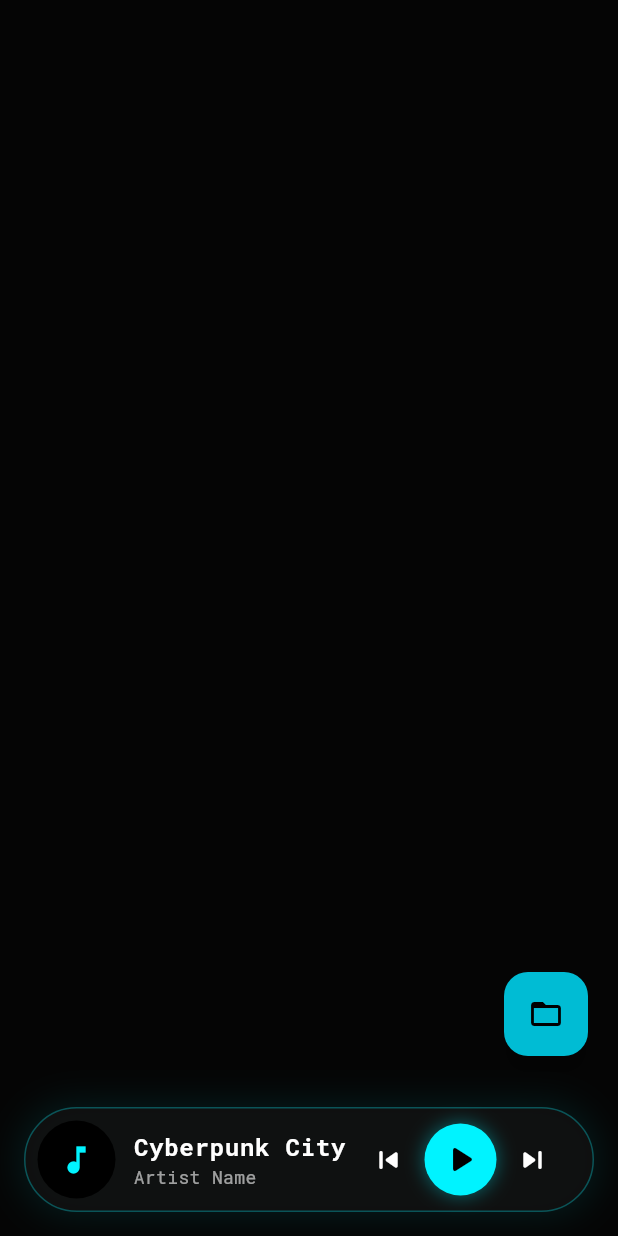
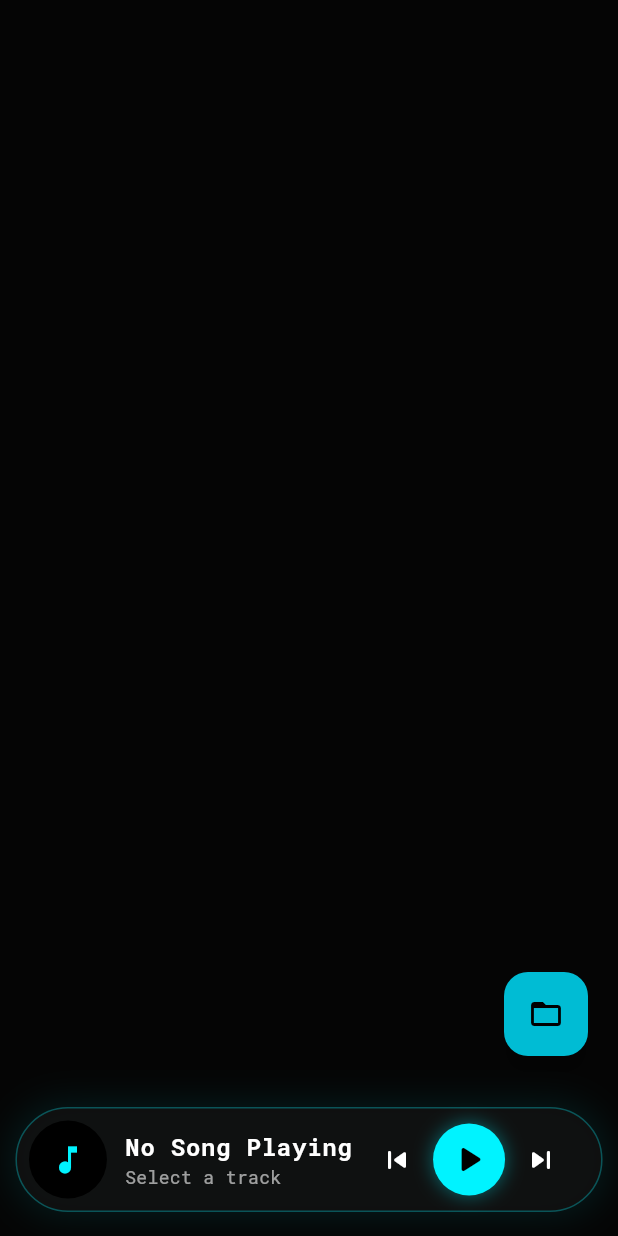
Before and after one commit to ordresot/MusicPlayer, a Flutter app: the screen it shows after launch, after a tap on the "folder open" icon, on a phone screen of 412 x 824 dp. Run offline on Flutter 3.47's test engine with Material 3 defaults, Android fonts, the phone set to English and light mode, and no system bars; drawn by our look-alikes of flutter_animate; our stand-ins replace audio_service, google_fonts, hive_flutter, just_audio, permission_handler, rxdart; missing offline and left inert: audio_metadata_reader, audio_session, flutter_overlay_window, window_manager; accounts and stored records are empty.

Commit message:
feat: improve metadata extraction, background playback, and UI responsiveness.
This commit introduces several enhancements to the audio handling, metadata processing, and user interface.

- **Background Audio:**
  - Configures the Android notification to persist when paused (`androidStopForegroundOnPause: false`) and allows resuming playback directly from the notification (`androidResumeOnClick: true`).
  - Wraps all `just_audio` player calls (`play`, `pause`, `seek`, etc.) in `try-catch` blocks to prevent crashes from player state errors.
  - Fixes a bug where the reported track duration was sometimes incorrect by updating the `MediaItem` with the actual duration from the player.

- **Metadata Processing:**
  - Moves metadata extraction into a background isolate using `compute`, preventing the UI from freezing during library scans.
  - Implements a fallback mechanism to parse artist and title from the filename (e.g., "Artist - Title.mp3") if ID3 tags are missing.
  - Adds logic to clean file extensions from titles.
  - Optimizes queue updates by only syncing with the `AudioService` when the library changes, preventing unnecessary service restarts.

- **UI and State Management:**
  - Implements communication from the `PlayerProvider` to the Android overlay window to update the track title and playback state.
  - Makes the player screen scrollable to prevent overflow on smaller device screens.
  - Connects the `DynamicIslandPlayer` to the `PlayerProvider` to display the currently playing track's title and artist.
  - Adds a `SafeArea` to the home screen to avoid UI elements overlapping with system bars.

```diff
--- a/lib/providers/player_provider.dart
+++ b/lib/providers/player_provider.dart
@@ -1,7 +1,7 @@
 import 'dart:io';
-import 'package:flutter/material.dart';
+import 'package:flutter/foundation.dart'; // For compute
 import 'package:audio_service/audio_service.dart';
-import 'package:flutter_overlay_window/flutter_overlay_window.dart'; // Added for overlay
+import 'package:flutter_overlay_window/flutter_overlay_window.dart';
 import 'package:audio_metadata_reader/audio_metadata_reader.dart';
 import '../services/audio_handler.dart';
 import '../services/db_service.dart';
@@ -15,6 +15,7 @@ class PlayerProvider extends ChangeNotifier {
 
   List<TrackModel> _library = [];
   bool _isLoading = false;
+  bool _isQueueSynced = false; // Prevents unnecessary queue reloads
 
   // Getters
   List<TrackModel> get library => _library;
@@ -33,10 +34,35 @@ class PlayerProvider extends ChangeNotifier {
     // Listen to audio handler changes
     _audioHandler.playbackState.listen((state) {
       notifyListeners();
+      _updateOverlayState(isPlaying: state.playing);
     });
+
     _audioHandler.mediaItem.listen((item) {
       notifyListeners();
+      if (item != null) {
+        _updateOverlayTitle(item.title);
+      }
     });
+  }
+
+  Future<void> _updateOverlayTitle(String title) async {
+    if (Platform.isAndroid) {
+       try {
+         await FlutterOverlayWindow.shareData({"title": title});
+       } catch (e) {
+         // debugPrint("Overlay Check: $e");
+       }
+    }
+  }
+
+  Future<void> _updateOverlayState({required bool isPlaying}) async {
+    if (Platform.isAndroid) {
+       try {
+         await FlutterOverlayWindow.shareData({"isPlaying": isPlaying});
+       } catch (e) {
+         // debugPrint("Overlay Check: $e");
+       }
+    }
   }
 
   Future<void> _loadLibrary() async {
@@ -49,10 +75,6 @@ class PlayerProvider extends ChangeNotifier {
     notifyListeners();
 
     try {
-      // 1. Scan
-      // For Windows: rootPath is passed. For Android: we trigger permission scan.
-      // We'll normalize this.
-      // 1. Scan
       List<String> paths = [];
       String scanPath = rootPath;
 
@@ -67,45 +89,17 @@ class PlayerProvider extends ChangeNotifier {
          paths = await _scanner.scanDirectory(scanPath);
       }
 
-      // 2. Clear old DB (optional, or just append)
+      // Metadata Extraction (Background Isolate)
+      final newTracks = await compute(_scanAndExtractMetadata, paths);
+
+      // Save to DB
       await _dbService.clearLibrary();
-
-      // 3. Convert to Models
-      List<TrackModel> newTracks = [];
-
-      for (var p in paths) {
-        final name = p.split(RegExp(r'[/\\]')).last;
-        String title = name;
-        String artist = "Unknown Artist";
-        String album = "Unknown Album";
-
-        // Basic file metadata
-        try {
-          final metadata = await readMetadata(File(p), getImage: false); // Top-level function
-          title = metadata.title ?? name;
-          if (title.trim().isEmpty) title = name;
-
-          artist = metadata.artist ?? "Unknown Artist";
-          album = metadata.album ?? "Unknown Album";
-        } catch (e) {
-          // Metadata extraction failed, stick to defaults
-        }
-
-        newTracks.add(TrackModel()
-          ..path = p
-          ..title = title
-          ..artist = artist
-          ..album = album
-          ..duration = 0
-        );
-      }
-
-      // 4. Save
       await _dbService.saveTracks(newTracks);
       _library = newTracks;
+      _isQueueSynced = false; // Reset sync flag on new scan
 
     } catch (e) {
-      print("Scan failed: $e");
+      // debugPrint("Scan failed: $e");
     } finally {
       _isLoading = false;
       notifyListeners();
@@ -116,16 +110,22 @@ class PlayerProvider extends ChangeNotifier {
     final index = _library.indexOf(track);
     if (index == -1) return;
 
-    // Convert library to MediaItems
+    // Only update queue if library changed or not synced
+    // This prevents background service kill/restart on track change
+    if (!_isQueueSynced) {
       final queue = _library.map((t) => MediaItem(
         id: t.path,
         album: t.album,
         title: t.title,
         artist: t.artist,
-      artUri: null, // TODO: Load artwork
+        duration: t.duration != null ? Duration(milliseconds: t.duration!.toInt()) : null,
+        artUri: Uri.file(t.path),
       )).toList();
 
       await _audioHandler.updateQueue(queue);
+      _isQueueSynced = true;
+    }
+
     await _audioHandler.skipToQueueItem(index);
     await _audioHandler.play();
 
@@ -136,9 +136,7 @@ class PlayerProvider extends ChangeNotifier {
             "title": track.title,
             "isPlaying": true
          });
-       } catch (e) {
-         print("Overlay error: $e");
-       }
+       } catch (_) { }
     }
   }
 
@@ -150,3 +148,61 @@ class PlayerProvider extends ChangeNotifier {
     }
   }
 }
+
+// Top-level function for Isolate
+List<TrackModel> _scanAndExtractMetadata(List<String> paths) {
+  List<TrackModel> tracks = [];
+
+  for (var p in paths) {
+    try {
+      final name = p.split(RegExp(r'[/\\]')).last;
+      String title = name;
+      String artist = "Unknown Artist";
+      String album = "Unknown Album";
+      double duration = 0.0;
+
+      // 1. Try ID3 Tags
+      try {
+         final metadata = readMetadata(File(p), getImage: false);
+         title = metadata.title ?? name;
+         if (title.trim().isEmpty) title = name;
+         artist = metadata.artist ?? "Unknown Artist";
+         album = metadata.album ?? "Unknown Album";
+         duration = metadata.duration?.inMilliseconds.toDouble() ?? 0.0;
+      } catch (_) { }
+
+      // 2. Fallback: Parse filename (Artist - Title.mp3)
+      if ((artist == "Unknown Artist" || artist.isEmpty) && name.contains("-")) {
+         final parts = name.split(RegExp(r'\s*-\s*'));
+         if (parts.length >= 2) {
+           artist = parts[0].trim();
+           // Only update title if it's still the filename
+           if (title == name) {
+             String tempTitle = parts.sublist(1).join(" - ").trim();
+             // Remove extension
+             final lastDot = tempTitle.lastIndexOf('.');
+             if (lastDot != -1) {
+               tempTitle = tempTitle.substring(0, lastDot);
+             }
+             title = tempTitle;
+           }
+         }
+      }
+
+      // Clean extension from title if still present
+      if (title.toLowerCase().endsWith(".mp3") || title.toLowerCase().endsWith(".flac")) {
+         final lastDot = title.lastIndexOf('.');
+         if (lastDot != -1) title = title.substring(0, lastDot);
+      }
+
+      tracks.add(TrackModel()
+        ..path = p
+        ..title = title
+        ..artist = artist
+        ..album = album
+        ..duration = duration
+      );
+    } catch (_) { }
+  }
+  return tracks;
+}
--- a/lib/screens/home_screen.dart
+++ b/lib/screens/home_screen.dart
@@ -78,7 +78,8 @@ class _HomeScreenState extends State<HomeScreen> with WidgetsBindingObserver {
   @override
   Widget build(BuildContext context) {
     return Scaffold(
-      body: Stack(
+      body: SafeArea(
+        child: Stack(
           children: [
             Column(
               children: [
@@ -122,7 +123,7 @@ class _HomeScreenState extends State<HomeScreen> with WidgetsBindingObserver {
               ],
             ),
 
-          // Scan Button (Temporary placement)
+            // Scan Button
             Positioned(
               right: 20,
               bottom: 120,
@@ -139,6 +140,7 @@ class _HomeScreenState extends State<HomeScreen> with WidgetsBindingObserver {
             const DynamicIslandPlayer(),
           ],
         ),
+      ),
     );
   }
 }
--- a/lib/services/audio_handler.dart
+++ b/lib/services/audio_handler.dart
@@ -8,11 +8,13 @@ late AudioHandler audioHandler;
 Future<void> initAudioService() async {
   audioHandler = await AudioService.init(
     builder: () => CyberAudioHandler(),
-    config: const AudioServiceConfig(
+    config: AudioServiceConfig(
       androidNotificationChannelId: 'com.example.cyber_music_player.channel.audio',
       androidNotificationChannelName: 'Cyber Music Playback',
       androidNotificationOngoing: true,
       androidNotificationIcon: 'ic_launcher',
+      androidStopForegroundOnPause: false,
+      androidResumeOnClick: true,
     ),
   );
 }
@@ -50,11 +52,17 @@ class CyberAudioHandler extends BaseAudioHandler with QueueHandler, SeekHandler
 
     // Broadcast current media item
     _player.sequenceStateStream.listen((sequenceState) {
-      if (sequenceState == null) return;
+      // warning: The operand can't be 'null' -> properly accessed
       final currentItem = sequenceState.currentSource;
       // Map tag to MediaItem (we will store MediaItem in tag)
-      if (currentItem?.tag is MediaItem) { // use ?. just in case, or unsafe
-        mediaItem.add(currentItem!.tag as MediaItem);
+      if (currentItem?.tag is MediaItem) {
+        final tagItem = currentItem!.tag as MediaItem;
+        final realDuration = _player.duration;
+        if (realDuration != null && realDuration != Duration.zero) {
+          mediaItem.add(tagItem.copyWith(duration: realDuration));
+        } else {
+          mediaItem.add(tagItem);
+        }
       }
     });
   }
@@ -89,32 +97,46 @@ class CyberAudioHandler extends BaseAudioHandler with QueueHandler, SeekHandler
   }
 
   @override
-  Future<void> play() => _player.play();
+  Future<void> play() async {
+    try { await _player.play(); } catch (_) { }
+  }
 
   @override
-  Future<void> pause() => _player.pause();
+  Future<void> pause() async {
+    try { await _player.pause(); } catch (_) { }
+  }
 
   @override
-  Future<void> seek(Duration position) => _player.seek(position);
+  Future<void> seek(Duration position) async {
+    try { await _player.seek(position); } catch (_) { }
+  }
 
   @override
-  Future<void> stop() => _player.stop();
+  Future<void> stop() async {
+    try { await _player.stop(); } catch (_) { }
+  }
 
   @override
-  Future<void> skipToNext() => _player.seekToNext();
+  Future<void> skipToNext() async {
+    try { await _player.seekToNext(); } catch (_) { }
+  }
 
   @override
-  Future<void> skipToPrevious() => _player.seekToPrevious();
+  Future<void> skipToPrevious() async {
+    try { await _player.seekToPrevious(); } catch (_) { }
+  }
 
   @override
   Future<void> skipToQueueItem(int index) async {
-    await _player.seek(null, index: index);
+    try { await _player.seek(null, index: index); } catch (_) { }
   }
 
   // Load a playlist
-  Future<void> updateQueue(List<MediaItem> newQueue, {int index = 0}) async {
+  @override
+  Future<void> updateQueue(List<MediaItem> queue) async {
+    try {
       // Convert MediaItems to AudioSources
-    final audioSources = newQueue.map((item) {
+      final audioSources = queue.map((item) {
         return AudioSource.uri(
           Uri.parse(item.id),
           tag: item, // Store MediaItem in tag for easy retrieval
@@ -122,15 +144,15 @@ class CyberAudioHandler extends BaseAudioHandler with QueueHandler, SeekHandler
       }).toList();
 
       // Define shuffle order (simple sequential for now)
-    // Use setAudioSource with a list if available, or ignore deprecation for now as API might be version specific
+      await _player.setAudioSource(
         // ignore: deprecated_member_use
-    await _player.setAudioSource(
         ConcatenatingAudioSource(children: audioSources),
-      initialIndex: index,
+        initialIndex: 0,
       );
 
       // Update queue in audio_service
-    queue.add(newQueue);
-    mediaItem.add(newQueue[index]);
+      this.queue.add(queue);
+      mediaItem.add(queue[0]);
+    } catch (_) { }
   }
 }
--- a/lib/theme/cyber_theme.dart
+++ b/lib/theme/cyber_theme.dart
@@ -18,7 +18,6 @@ class CyberTheme {
         primary: primary,
         secondary: secondary,
         surface: surface,
-        background: background,
         error: error,
         onPrimary: Colors.black,
         onSecondary: Colors.black,
--- a/lib/widgets/dynamic_island.dart
+++ b/lib/widgets/dynamic_island.dart
@@ -9,18 +9,20 @@ class DynamicIslandPlayer extends StatelessWidget {
   const DynamicIslandPlayer({super.key});
 
   @override
+  @override
   Widget build(BuildContext context) {
     return Consumer<PlayerProvider>(
       builder: (context, provider, child) {
-        // Only show if media is loaded or playing
-        // For demo, we show it always if "isPlaying" is mocked or true
-        // In real app, check provider.currentTrack != null
+
+        return LayoutBuilder(
+          builder: (context, constraints) {
+            // Safe width calculation
+            final width = constraints.maxWidth > 600 ? 500.0 : constraints.maxWidth * 0.95;
 
             return Align(
-          alignment: Alignment.bottomCenter, // Spotify style is bottom, "Dynamic Island" usually top. User said "like spotify" AND "dynamic island".
-          // Compromise: Floating Pill at bottom center (Spotify-like usage, island-like shape).
+              alignment: Alignment.bottomCenter,
               child: Padding(
-            padding: const EdgeInsets.all(16.0),
+                padding: const EdgeInsets.only(bottom: 16.0),
                 child: GestureDetector(
                   onTap: () {
                     Navigator.of(context).push(
@@ -38,10 +40,10 @@ class DynamicIslandPlayer extends StatelessWidget {
                   },
                   child: Container(
                     height: 70,
-                width: MediaQuery.of(context).size.width > 600 ? 500 : double.infinity,
+                    width: width,
                     decoration: BoxDecoration(
                       color: CyberTheme.surface.withValues(alpha: 0.9),
-                borderRadius: BorderRadius.circular(35), // Pill shape
+                      borderRadius: BorderRadius.circular(35),
                       border: Border.all(color: CyberTheme.primary.withValues(alpha: 0.3)),
                       boxShadow: [
                         BoxShadow(
@@ -53,7 +55,7 @@ class DynamicIslandPlayer extends StatelessWidget {
                     ),
                     child: Row(
                       children: [
-                  // Album Art / Visualizer
+                        // Album Art
                         Padding(
                           padding: const EdgeInsets.only(left: 8.0),
                           child: CircleAvatar(
@@ -68,12 +70,18 @@ class DynamicIslandPlayer extends StatelessWidget {
 
                         // Track Info
                         Expanded(
-                    child: Column(
+                          child: Builder(
+                            builder: (context) {
+                              final track = provider.currentTrack;
+                              final title = track?.title ?? "No Song Playing";
+                              final artist = track?.artist ?? "Select a track";
+
+                              return Column(
                                 mainAxisAlignment: MainAxisAlignment.center,
                                 crossAxisAlignment: CrossAxisAlignment.start,
                                 children: [
                                   Text(
-                          "Cyberpunk City", // Placeholder
+                                    title,
                                     style: Theme.of(context).textTheme.bodyLarge?.copyWith(
                                       color: Colors.white,
                                       fontWeight: FontWeight.bold,
@@ -82,7 +90,7 @@ class DynamicIslandPlayer extends StatelessWidget {
                                     overflow: TextOverflow.ellipsis,
                                   ),
                                   Text(
-                          "Artist Name", // Placeholder
+                                    artist,
                                     style: Theme.of(context).textTheme.bodyMedium?.copyWith(
                                       fontSize: 12,
                                     ),
@@ -90,6 +98,8 @@ class DynamicIslandPlayer extends StatelessWidget {
                                     overflow: TextOverflow.ellipsis,
                                   ),
                                 ],
+                              );
+                            }
                           ),
                         ),
 
@@ -127,10 +137,12 @@ class DynamicIslandPlayer extends StatelessWidget {
                   ).animate()
                    .slideY(begin: 1.0, end: 0.0, curve: Curves.easeOutBack, duration: 600.ms)
                    .fadeIn(),
-          ), // GestureDetector
-        ), // Padding
-      ); // Align
-    }, // Consumer builder
-    ); // Consumer
+                ),
+              ),
+            );
+          }
+        );
+      },
+    );
   }
 }
```
Also changed, not shown: lib/screens/player_screen.dart (+13 -2 lines). Lines whose indentation alone changed are shown as unchanged.
